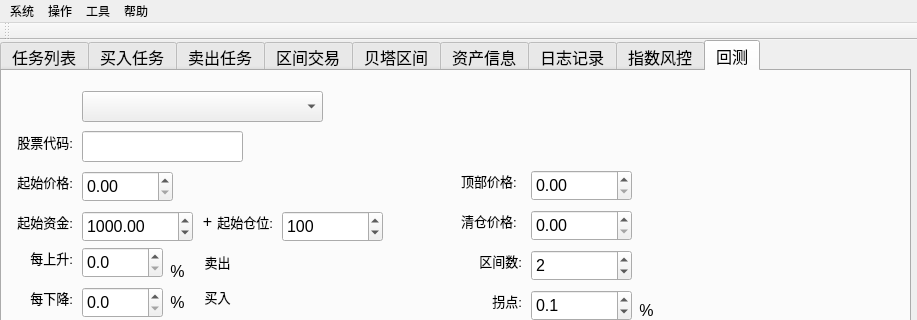
spartawwy/mock_proj, file TradeWinner/trade_winner.ui: the form before one commit; both pictures show x 0 to 917 and y 0 to 320 of the 917 by 620 pixel window.
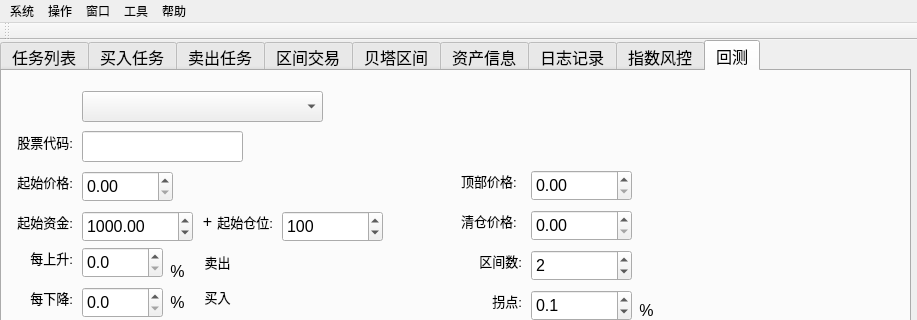
The form after the commit.

```diff
--- a/TradeWinner/trade_winner.ui
+++ b/TradeWinner/trade_winner.ui
@@ -3773,7 +3773,7 @@
      <x>0</x>
      <y>0</y>
      <width>917</width>
-     <height>23</height>
+     <height>18</height>
     </rect>
    </property>
    <widget class="QMenu" name="menu_system">
@@ -3802,8 +3802,15 @@
     </property>
     <addaction name="actionOpenCalcWin"/>
    </widget>
+   <widget class="QMenu" name="menu_vew">
+    <property name="title">
+     <string>窗口</string>
+    </property>
+    <addaction name="actionOpenRecordsWin"/>
+   </widget>
    <addaction name="menu_system"/>
    <addaction name="menu_operate"/>
+   <addaction name="menu_vew"/>
    <addaction name="tool_menu"/>
    <addaction name="menu_help"/>
   </widget>
```
Left out of the diff: 5 changed lines with no effect on the pictures.
